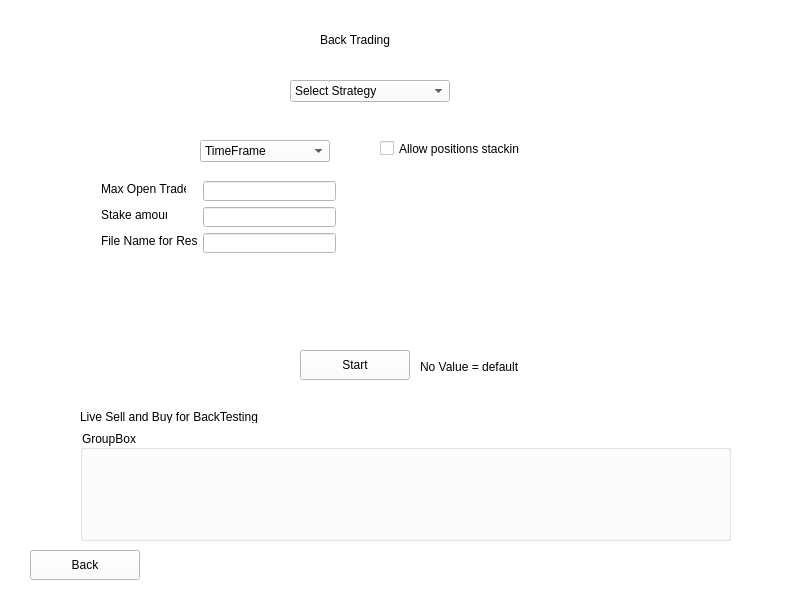
Qt form freqtrade/GUI/backtesting.ui (Sypers/SeniorProject) before a commit.
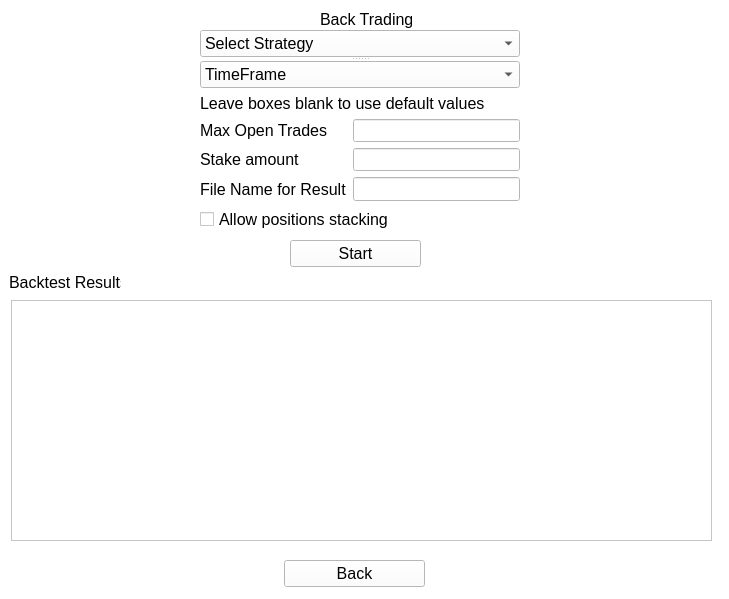
The same form after that commit.

Commit message: Improved Interface Design

The edit to the form file:
```diff
--- a/freqtrade/GUI/backtesting.ui
+++ b/freqtrade/GUI/backtesting.ui
@@ -6,8 +6,8 @@
    <rect>
     <x>0</x>
     <y>0</y>
-    <width>800</width>
-    <height>600</height>
+    <width>729</width>
+    <height>599</height>
    </rect>
   </property>
   <property name="windowTitle">
@@ -21,222 +21,248 @@
     <property name="geometry">
      <rect>
       <x>320</x>
-      <y>20</y>
-      <width>110</width>
-      <height>40</height>
+      <y>10</y>
+      <width>92</width>
+      <height>19</height>
      </rect>
     </property>
+    <property name="font">
+     <font>
+      <pointsize>12</pointsize>
+     </font>
+    </property>
     <property name="text">
      <string>Back Trading</string>
     </property>
    </widget>
-   <widget class="QLabel" name="label_2">
-    <property name="geometry">
-     <rect>
-      <x>101</x>
-      <y>181</y>
-      <width>85</width>
-      <height>16</height>
-     </rect>
-    </property>
-    <property name="text">
-     <string>Max Open Trades</string>
-    </property>
-   </widget>
-   <widget class="QLabel" name="label_3">
-    <property name="geometry">
-     <rect>
-      <x>101</x>
-      <y>207</y>
-      <width>66</width>
-      <height>16</height>
-     </rect>
-    </property>
-    <property name="text">
-     <string>Stake amount</string>
-    </property>
-   </widget>
-   <widget class="QLabel" name="label_4">
-    <property name="geometry">
-     <rect>
-      <x>101</x>
-      <y>233</y>
-      <width>96</width>
-      <height>16</height>
-     </rect>
-    </property>
-    <property name="text">
-     <string>File Name for Result</string>
-    </property>
-   </widget>
-   <widget class="QLabel" name="label_5">
-    <property name="geometry">
-     <rect>
-      <x>420</x>
-      <y>360</y>
-      <width>110</width>
-      <height>13</height>
-     </rect>
-    </property>
-    <property name="text">
-     <string>No Value = default</string>
-    </property>
-   </widget>
-   <widget class="QLabel" name="label_6">
-    <property name="geometry">
-     <rect>
-      <x>80</x>
-      <y>410</y>
-      <width>190</width>
-      <height>13</height>
-     </rect>
-    </property>
-    <property name="text">
-     <string>Live Sell and Buy for BackTesting</string>
-    </property>
-   </widget>
-   <widget class="QCheckBox" name="checkBox">
-    <property name="geometry">
-     <rect>
-      <x>380</x>
-      <y>140</y>
-      <width>140</width>
-      <height>17</height>
-     </rect>
-    </property>
-    <property name="text">
-     <string>Allow positions stacking</string>
-    </property>
-   </widget>
-   <widget class="QComboBox" name="comboBox">
-    <property name="geometry">
-     <rect>
-      <x>290</x>
-      <y>80</y>
-      <width>160</width>
-      <height>22</height>
-     </rect>
-    </property>
-    <item>
-     <property name="text">
-      <string>Select Strategy</string>
-     </property>
-    </item>
-    <item>
-     <property name="text">
-      <string>Long-term</string>
-     </property>
-    </item>
-    <item>
-     <property name="text">
-      <string>Medium-term</string>
-     </property>
-    </item>
-    <item>
-     <property name="text">
-      <string>Short-term</string>
-     </property>
-    </item>
-   </widget>
-   <widget class="QLineEdit" name="lineEdit">
-    <property name="geometry">
-     <rect>
-      <x>203</x>
-      <y>181</y>
-      <width>133</width>
-      <height>20</height>
-     </rect>
-    </property>
-   </widget>
-   <widget class="QLineEdit" name="lineEdit_2">
-    <property name="geometry">
-     <rect>
-      <x>203</x>
-      <y>207</y>
-      <width>133</width>
-      <height>20</height>
-     </rect>
-    </property>
-   </widget>
-   <widget class="QLineEdit" name="lineEdit_3">
-    <property name="geometry">
-     <rect>
-      <x>203</x>
-      <y>233</y>
-      <width>133</width>
-      <height>20</height>
-     </rect>
-    </property>
-   </widget>
    <widget class="QPushButton" name="start">
     <property name="geometry">
      <rect>
-      <x>300</x>
-      <y>350</y>
-      <width>110</width>
-      <height>30</height>
+      <x>290</x>
+      <y>240</y>
+      <width>131</width>
+      <height>27</height>
      </rect>
     </property>
+    <property name="font">
+     <font>
+      <pointsize>12</pointsize>
+     </font>
+    </property>
     <property name="text">
      <string>Start</string>
     </property>
    </widget>
-   <widget class="QGroupBox" name="groupBox">
+   <widget class="QPlainTextEdit" name="plainTextEdit">
     <property name="geometry">
      <rect>
-      <x>80</x>
-      <y>430</y>
-      <width>651</width>
-      <height>111</height>
+      <x>11</x>
+      <y>300</y>
+      <width>701</width>
+      <height>241</height>
      </rect>
     </property>
-    <property name="title">
-     <string>GroupBox</string>
-    </property>
-   </widget>
-   <widget class="QComboBox" name="comboBox_2">
-    <property name="geometry">
-     <rect>
-      <x>200</x>
-      <y>140</y>
-      <width>130</width>
-      <height>22</height>
-     </rect>
-    </property>
-    <item>
-     <property name="text">
-      <string>TimeFrame</string>
-     </property>
-    </item>
-    <item>
-     <property name="text">
-      <string>Long-term</string>
-     </property>
-    </item>
-    <item>
-     <property name="text">
-      <string>Hybrid-term</string>
-     </property>
-    </item>
-    <item>
-     <property name="text">
-      <string>Short-term</string>
-     </property>
-    </item>
    </widget>
    <widget class="QPushButton" name="back">
     <property name="geometry">
      <rect>
-      <x>30</x>
-      <y>550</y>
-      <width>110</width>
-      <height>30</height>
+      <x>284</x>
+      <y>560</y>
+      <width>141</width>
+      <height>27</height>
      </rect>
     </property>
+    <property name="font">
+     <font>
+      <pointsize>12</pointsize>
+     </font>
+    </property>
     <property name="text">
      <string>Back</string>
     </property>
    </widget>
+   <widget class="QLabel" name="label_6">
+    <property name="geometry">
+     <rect>
+      <x>9</x>
+      <y>273</y>
+      <width>112</width>
+      <height>19</height>
+     </rect>
+    </property>
+    <property name="font">
+     <font>
+      <pointsize>12</pointsize>
+     </font>
+    </property>
+    <property name="text">
+     <string>Backtest Results</string>
+    </property>
+   </widget>
+   <widget class="QWidget" name="">
+    <property name="geometry">
+     <rect>
+      <x>200</x>
+      <y>30</y>
+      <width>320</width>
+      <height>202</height>
+     </rect>
+    </property>
+    <layout class="QGridLayout" name="gridLayout">
+     <item row="0" column="0">
+      <widget class="QSplitter" name="splitter">
+       <property name="orientation">
+        <enum>Qt::Vertical</enum>
+       </property>
+       <widget class="QComboBox" name="comboBox">
+        <property name="font">
+         <font>
+          <pointsize>12</pointsize>
+         </font>
+        </property>
+        <item>
+         <property name="text">
+          <string>Select Strategy</string>
+         </property>
+        </item>
+        <item>
+         <property name="text">
+          <string>Long-term</string>
+         </property>
+        </item>
+        <item>
+         <property name="text">
+          <string>Medium-term</string>
+         </property>
+        </item>
+        <item>
+         <property name="text">
+          <string>Short-term</string>
+         </property>
+        </item>
+       </widget>
+       <widget class="QComboBox" name="comboBox_2">
+        <property name="font">
+         <font>
+          <pointsize>12</pointsize>
+         </font>
+        </property>
+        <item>
+         <property name="text">
+          <string>TimeFrame</string>
+         </property>
+        </item>
+        <item>
+         <property name="text">
+          <string>Long-term</string>
+         </property>
+        </item>
+        <item>
+         <property name="text">
+          <string>Hybrid-term</string>
+         </property>
+        </item>
+        <item>
+         <property name="text">
+          <string>Short-term</string>
+         </property>
+        </item>
+       </widget>
+      </widget>
+     </item>
+     <item row="1" column="0">
+      <widget class="QLabel" name="label_5">
+       <property name="font">
+        <font>
+         <pointsize>12</pointsize>
+        </font>
+       </property>
+       <property name="text">
+        <string>Leave boxes blank to use default values</string>
+       </property>
+      </widget>
+     </item>
+     <item row="2" column="0">
+      <layout class="QFormLayout" name="formLayout">
+       <item row="0" column="0">
+        <widget class="QLabel" name="label_2">
+         <property name="font">
+          <font>
+           <pointsize>12</pointsize>
+          </font>
+         </property>
+         <property name="text">
+          <string>Max Open Trades</string>
+         </property>
+        </widget>
+       </item>
+       <item row="0" column="1">
+        <widget class="QLineEdit" name="lineEdit">
+         <property name="font">
+          <font>
+           <pointsize>12</pointsize>
+          </font>
+         </property>
+        </widget>
+       </item>
+       <item row="1" column="0">
+        <widget class="QLabel" name="label_3">
+         <property name="font">
+          <font>
+           <pointsize>12</pointsize>
+          </font>
+         </property>
+         <property name="text">
+          <string>Stake amount</string>
+         </property>
+        </widget>
+       </item>
+       <item row="1" column="1">
+        <widget class="QLineEdit" name="lineEdit_2">
+         <property name="font">
+          <font>
+           <pointsize>12</pointsize>
+          </font>
+         </property>
+        </widget>
+       </item>
+       <item row="2" column="0">
+        <widget class="QLabel" name="label_4">
+         <property name="font">
+          <font>
+           <pointsize>12</pointsize>
+          </font>
+         </property>
+         <property name="text">
+          <string>File Name for Result</string>
+         </property>
+        </widget>
+       </item>
+       <item row="2" column="1">
+        <widget class="QLineEdit" name="lineEdit_3">
+         <property name="font">
+          <font>
+           <pointsize>12</pointsize>
+          </font>
+         </property>
+        </widget>
+       </item>
+      </layout>
+     </item>
+     <item row="3" column="0">
+      <widget class="QCheckBox" name="checkBox">
+       <property name="font">
+        <font>
+         <pointsize>12</pointsize>
+        </font>
+       </property>
+       <property name="text">
+        <string>Allow positions stacking</string>
+       </property>
+      </widget>
+     </item>
+    </layout>
+   </widget>
   </widget>
  </widget>
  <resources/>
```
The commit also changes 5 other files.
